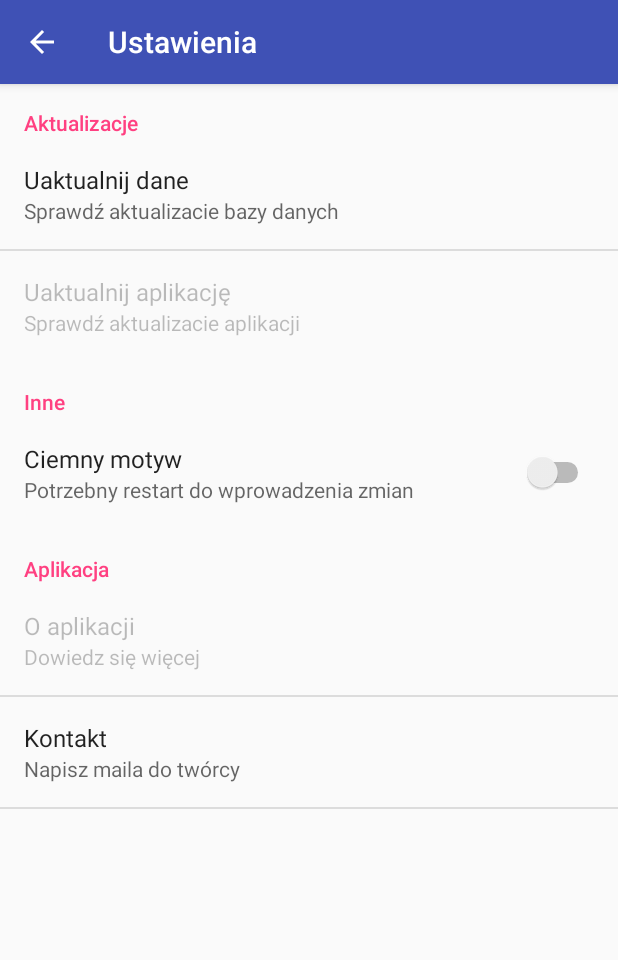
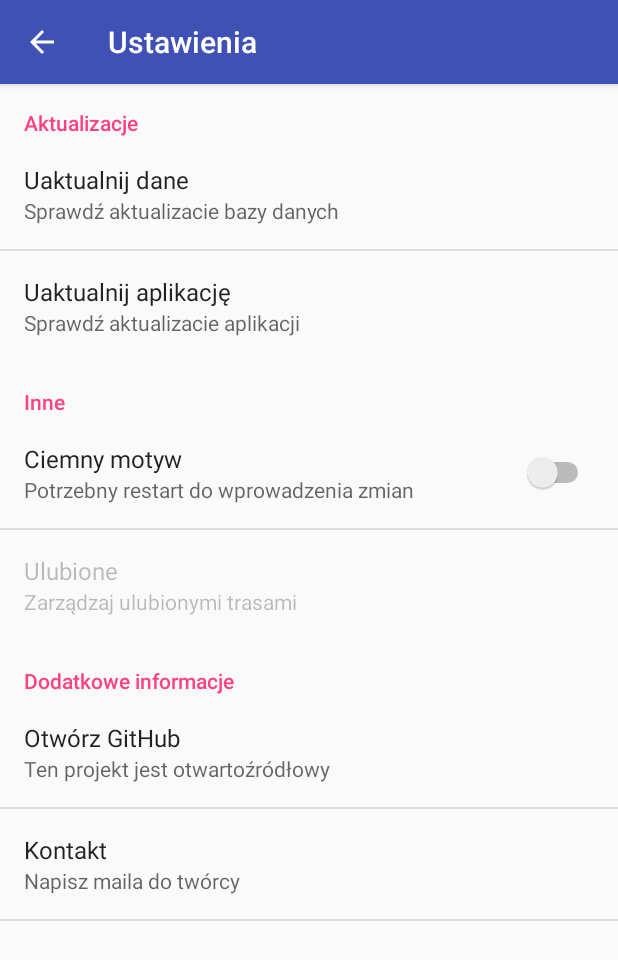
Before and after one commit to piotrjwegrzyn/Busy-32-410, an Android app: the SettingsActivity screen opened directly, with no data from a screen before it, on a phone screen of 412 x 824 dp. Shown: the top 960 px of the screen. Run offline under Robolectric (Android 15) with nearby library versions, the light colour scheme and no system bars.

Commit message:
Przebudowa ustawień

```diff
--- a/app/build.gradle
+++ b/app/build.gradle
@@ -7,7 +7,7 @@ android {
         minSdkVersion 21
         targetSdkVersion 26
         versionCode 1
-        versionName "1.0"
+        versionName "1.1"
         testInstrumentationRunner "android.support.test.runner.AndroidJUnitRunner"
     }
     buildTypes {
--- a/app/src/main/java/piotrjwegrzyn/busy/activities/BaseActivity.java
+++ b/app/src/main/java/piotrjwegrzyn/busy/activities/BaseActivity.java
@@ -12,11 +12,12 @@ import android.support.v7.app.AppCompatActivity;
 import android.widget.Toast;
 
 import piotrjwegrzyn.busy.R;
+import piotrjwegrzyn.busy.services.AppDownloaderService;
 import piotrjwegrzyn.busy.services.DBDownloaderService;
 
 public abstract class BaseActivity extends AppCompatActivity {
 
-    private BroadcastReceiver dbListener;
+    private BroadcastReceiver dbListener, appListener;
 
     @Override
     protected void onCreate(@Nullable Bundle savedInstanceState) {
@@ -25,6 +26,30 @@ public abstract class BaseActivity extends AppCompatActivity {
         if (preferences.getBoolean("darkmode", false)) {
             setTheme(R.style.DarkTheme);
         }
+    }
+
+    public void registerAppListener() {
+
+        if (appListener != null) {
+            return;
+        }
+
+        appListener = new BroadcastReceiver() {
+            @Override
+            public void onReceive(Context context, Intent intent) {
+                if (intent.getBooleanExtra("success", false)) {
+                    if (intent.getBooleanExtra("newest", false)) {
+                        makeLongToast("Po pobraniu pliku, otwórz go i zainstaluj");
+                    } else {
+                        onDatabaseUpdateNoChanged();
+                    }
+                } else {
+                    onDatabaseUpdateFailed();
+                }
+            }
+        };
+
+        LocalBroadcastManager.getInstance(this).registerReceiver(appListener, new IntentFilter(AppDownloaderService.ACTION_DOWNLOADER));
     }
 
     public void registerDbListener() {
@@ -58,8 +83,19 @@ public abstract class BaseActivity extends AppCompatActivity {
         }
     }
 
+    public void unregisterAppListener() {
+        if (appListener != null) {
+            LocalBroadcastManager.getInstance(this).unregisterReceiver(appListener);
+            appListener = null;
+        }
+    }
+
     public void makeToast(String msg) {
         Toast.makeText(this, msg, Toast.LENGTH_SHORT).show();
+    }
+
+    public void makeLongToast(String msg) {
+        Toast.makeText(this, msg, Toast.LENGTH_LONG).show();
     }
 
     void onDatabaseUpdateFailed() {
@@ -78,5 +114,6 @@ public abstract class BaseActivity extends AppCompatActivity {
     protected void onDestroy() {
         super.onDestroy();
         unregisterDbListener();
+        unregisterAppListener();
     }
 }
--- a/app/src/main/res/layout/activity_welcome.xml
+++ b/app/src/main/res/layout/activity_welcome.xml
@@ -8,11 +8,12 @@
     tools:context=".activities.WelcomeActivity">
 
     <TextView
+        android:id="@+id/dbInfo"
         android:layout_width="match_parent"
         android:layout_height="wrap_content"
         android:layout_marginBottom="10dp"
         android:gravity="center"
-        android:text="Witaj!\nAby aplikacja działała, należy pobrać dane.\nZrób to klikając w poniższy przycisk:"
+        tools:text="Witaj!\nAby aplikacja działała, należy pobrać dane.\nZrób to klikając w poniższy przycisk:"
         android:textSize="18sp" />
 
     <Button
--- a/app/src/main/res/xml/preferences.xml
+++ b/app/src/main/res/xml/preferences.xml
@@ -9,7 +9,7 @@
         android:title="Uaktualnij dane" />
 
     <Preference
-        android:enabled="false"
+        android:enabled="true"
         android:key="updateApp"
         android:summary="Sprawdź aktualizacie aplikacji"
         android:title="Uaktualnij aplikację" />
@@ -22,12 +22,19 @@
         android:summary="Potrzebny restart do wprowadzenia zmian"
         android:title="Ciemny motyw" />
 
-    <PreferenceCategory android:title="Aplikacja" />
+    <Preference
+        android:enabled="false"
+        android:key="favourites"
+        android:summary="Zarządzaj ulubionymi trasami"
+        android:title="Ulubione" />
+
+    <PreferenceCategory android:title="Dodatkowe informacje" />
 
     <Preference
-        android:enabled="false"
-        android:summary="Dowiedz się więcej"
-        android:title="O aplikacji" />
+        android:enabled="true"
+        android:key="github"
+        android:summary="Ten projekt jest otwartoźródłowy"
+        android:title="Otwórz GitHub" />
 
     <Preference
         android:enabled="true"
```
Also changed, not shown: app/src/main/AndroidManifest.xml (+8 -2 lines), app/src/main/java/piotrjwegrzyn/busy/activities/MainActivity.java (+31 -6 lines), app/src/main/java/piotrjwegrzyn/busy/activities/SettingsActivity.java (+20 -2 lines), app/src/main/java/piotrjwegrzyn/busy/activities/WelcomeActivity.java (+5 -3 lines), app/src/main/java/piotrjwegrzyn/busy/services/AppDownloaderService.java (added, +99 -0 lines), app/src/main/java/piotrjwegrzyn/busy/services/DBDownloaderService.java (+2 -7 lines).
